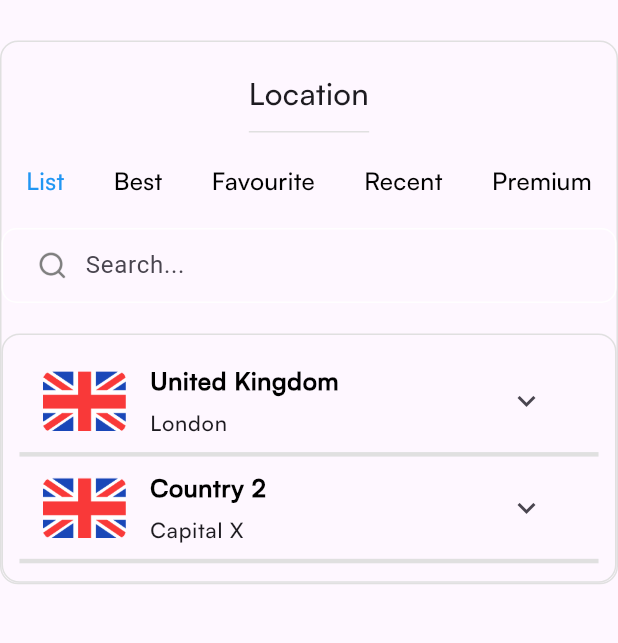
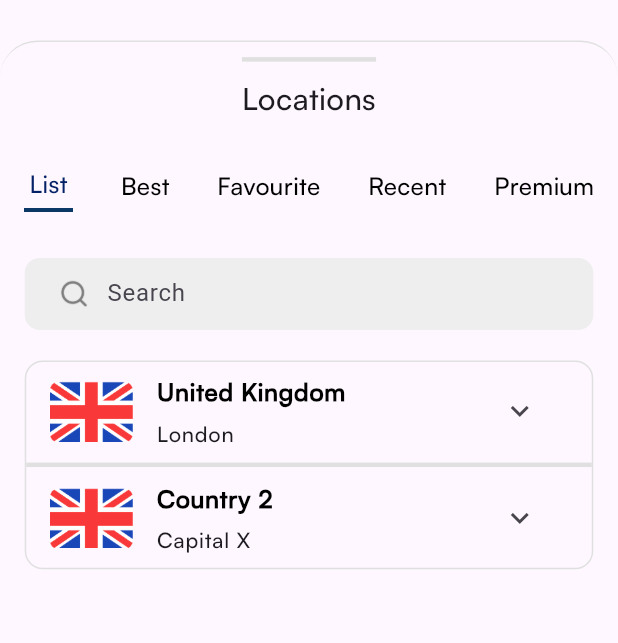
Before and after one commit to MuqadisaEjaz/VPN, a Flutter app: the screen it shows after launch, on a phone screen of 412 x 824 dp, the part 74-717 px from its top. Run offline on Flutter 3.47's test engine with Material 3 defaults, Android fonts, the light colour scheme and no system bars; our stand-ins replace flutter_screenutil, shared_preferences.

Commit message:
locations screens set

```diff
--- a/lib/const/app_colors.dart
+++ b/lib/const/app_colors.dart
@@ -13,4 +13,5 @@ class AppColor {
   static const alertboxColor = Color(0xffe5e5e5);
   static const successColor = Color(0xffDAF8E6);
   static const errorColor = Color(0xffCB1C14);
+  static const searchBarColor = Color(0xfff6f7fa);
 }
--- a/lib/routes/app-routes.dart
+++ b/lib/routes/app-routes.dart
@@ -3,7 +3,6 @@ import 'package:starxvpn_lightmode/view/FreeLocation/location_screen.dart';
 import 'package:starxvpn_lightmode/view/Login/login_screen.dart';
 import 'package:starxvpn_lightmode/view/Notifications/notifications_screen.dart';
 import 'package:starxvpn_lightmode/view/Onboarding/onboarding_screen.dart';
-import 'package:starxvpn_lightmode/view/Onboarding/onboarding4.dart';
 import 'package:starxvpn_lightmode/view/ResetPassword/newpassword_screen.dart';
 import 'package:starxvpn_lightmode/view/ResetPassword/reset_password.dart';
 import 'package:starxvpn_lightmode/view/SignUp/signup_screen.dart';
--- a/lib/view/FreeLocation/location_screen.dart
+++ b/lib/view/FreeLocation/location_screen.dart
@@ -1,5 +1,6 @@
 import 'package:flutter/material.dart';
 import 'package:flutter_screenutil/flutter_screenutil.dart';
+import 'package:starxvpn_lightmode/const/app_colors.dart';
 import 'package:starxvpn_lightmode/widgets/custom_appbar.dart';
 import 'package:starxvpn_lightmode/widgets/custom_location_item.dart';
 import 'package:starxvpn_lightmode/widgets/custom_drawer.dart';
@@ -110,6 +111,41 @@ class _LocationScreenState extends State<LocationScreen> {
     ],
   ];
 
+  Map<String, dynamic> getCategoryImage(String category) {
+    switch (category) {
+      case "List":
+        return {
+          'imagepath': 'assets/StarX Vpn Light Mode/Down Bar Line/List.png',
+          'width': 30.w
+        };
+      case "Best":
+        return {
+          'imagepath': 'assets/StarX Vpn Light Mode/Down Bar Line/Best.png',
+          'width': 35.w
+        };
+      case "Favourite":
+        return {
+          'imagepath': 'assets/StarX Vpn Light Mode/Down Bar Line/Favorite.png',
+          'width': 75.w
+        };
+      case "Recent":
+        return {
+          'imagepath': 'assets/StarX Vpn Light Mode/Down Bar Line/Recent.png',
+          'width': 55.w
+        };
+      case "Premium":
+        return {
+          'imagepath': 'assets/StarX Vpn Light Mode/Down Bar Line/Premium.png',
+          'width': 70.w
+        };
+      default:
+        return {
+          'imagepath': 'assets/StarX Vpn Light Mode/Down Bar Line/List.png',
+          'width': 20.w
+        };
+    }
+  }
+
   @override
   Widget build(BuildContext context) {
     return Scaffold(
@@ -124,8 +160,8 @@ class _LocationScreenState extends State<LocationScreen> {
             children: [
               Container(
                 decoration: BoxDecoration(
-                  borderRadius: BorderRadius.circular(12.0),
-                  border: Border.all(color: Colors.grey.shade300),
+                  borderRadius: BorderRadius.circular(25.0),
+                  border: Border(top: BorderSide(color: Colors.grey.shade300)),
                 ),
                 child: Column(
                   children: [
@@ -133,17 +169,16 @@ class _LocationScreenState extends State<LocationScreen> {
                         height: 10.h), // Space between the line and the text
                     Container(
                       decoration: BoxDecoration(
-                        borderRadius: BorderRadius.only(
-                          topLeft: Radius.circular(12.0),
-                          topRight: Radius.circular(12.0),
+                        border: Border(
+                          top: BorderSide(
+                            color: Colors.grey.shade300,
+                            width: 3.0,
                           ),
-                        border: Border(
-                          bottom: BorderSide(color: Colors.grey.shade300),
                         ),
                       ),
                       padding: EdgeInsets.symmetric(vertical: 10.h),
                       child: Text(
-                        'Location',
+                        'Locations',
                         textAlign: TextAlign.center, // Center align text
                         style: TextStyle(
                           fontFamily: 'Satoshi',
@@ -159,6 +194,8 @@ class _LocationScreenState extends State<LocationScreen> {
                       children: categories.asMap().entries.map((entry) {
                         int index = entry.key;
                         String category = entry.value;
+                        Map<String, dynamic> categoryImage =
+                            getCategoryImage(category);
                         return GestureDetector(
                           onTap: () {
                             setState(() {
@@ -174,27 +211,32 @@ class _LocationScreenState extends State<LocationScreen> {
                                   fontSize: 16.sp,
                                   //fontWeight: FontWeight.bold,
                                   color: selectedIndex == index
-                                      ? Colors.blue
+                                      ? AppColor.blueColor
                                       : Colors.black,
                                 ),
+                              ),
+                              SizedBox(height: 5.h),
+                              if (selectedIndex ==
+                                  index) // Only show the image if the category is active
+                                Image.asset(
+                                  categoryImage['imagepath'],
+                                  width: categoryImage['width'],
                                 ),
                             ],
                           ),
                         );
                       }).toList(),
                     ),
-                    SizedBox(height: 20.h),
+                    SizedBox(height: 30.h),
                     Row(
                       children: [
                         Expanded(
                           child: Container(
                             padding: EdgeInsets.symmetric(horizontal: 20.w),
+                            margin: EdgeInsets.symmetric(horizontal: 15.w),
                             decoration: BoxDecoration(
                                 borderRadius: BorderRadius.circular(10.0),
-                              border: Border.all(
-                                color: const Color.fromARGB(255, 255, 255, 255),
-                              ),
-                            ),
+                                color: AppColor.greyColor),
                             child: Row(
                               children: [
                                 Image.asset(
@@ -206,7 +248,7 @@ class _LocationScreenState extends State<LocationScreen> {
                                 Expanded(
                                   child: TextField(
                                     decoration: InputDecoration(
-                                      hintText: 'Search...',
+                                      hintText: 'Search',
                                       border: InputBorder.none,
                                     ),
                                   ),
@@ -219,14 +261,18 @@ class _LocationScreenState extends State<LocationScreen> {
                     ),
                     SizedBox(height: 20.h),
                     Container(
-                      padding: EdgeInsets.all(
-                          10.w), // Add padding inside the container
+                      margin: EdgeInsets.symmetric(horizontal: 15.w),
                       decoration: BoxDecoration(
                         borderRadius: BorderRadius.circular(12.0),
                         border: Border.all(color: Colors.grey.shade300),
                       ),
                       child: Column(
-                        children: locationData[selectedIndex].map((location) {
+                        children: locationData[selectedIndex]
+                            .asMap()
+                            .entries
+                            .map((entry) {
+                          int index = entry.key;
+                          Map<String, dynamic> location = entry.value;
                           return Column(
                             children: [
                               CustomLocationItem(
@@ -236,6 +282,8 @@ class _LocationScreenState extends State<LocationScreen> {
                                 cities: location["cities"],
                                 captial: location["capital"],
                               ),
+                              if (index <
+                                  locationData[selectedIndex].length - 1)
                                 Divider(
                                   thickness: 3, // Adjust thickness for boldness
                                   height:
--- a/lib/view/Onboarding/onboarding4.dart
+++ b/lib/view/Onboarding/onboarding4.dart
@@ -1,6 +1,5 @@
 import 'dart:async';
 import 'package:flutter/material.dart';
-import 'package:starxvpn_lightmode/view/Onboarding/onboarding_screen.dart';
 import 'package:starxvpn_lightmode/view/dashboard/dashboard_screen.dart'; // Replace with your actual screen file
 
 class OnboardingScreenFour extends StatefulWidget {
--- a/pubspec.yaml
+++ b/pubspec.yaml
@@ -94,6 +94,7 @@ flutter:
     - assets/StarX Vpn Light Mode/Radio Buttons/
     - assets/StarX Vpn Light Mode/Profile/
     - assets/StarX Vpn Light Mode/Settings icons/
+    - assets/StarX Vpn Light Mode/Down Bar Line/
 
 
 
```
Lines whose indentation alone changed are shown as unchanged.
